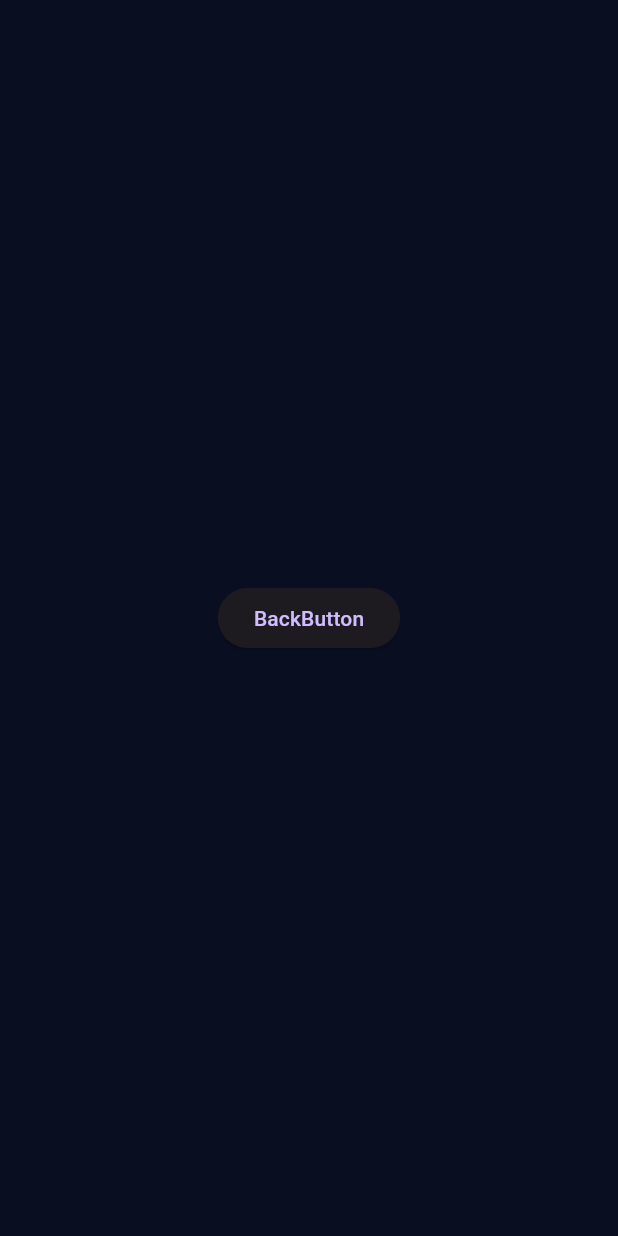
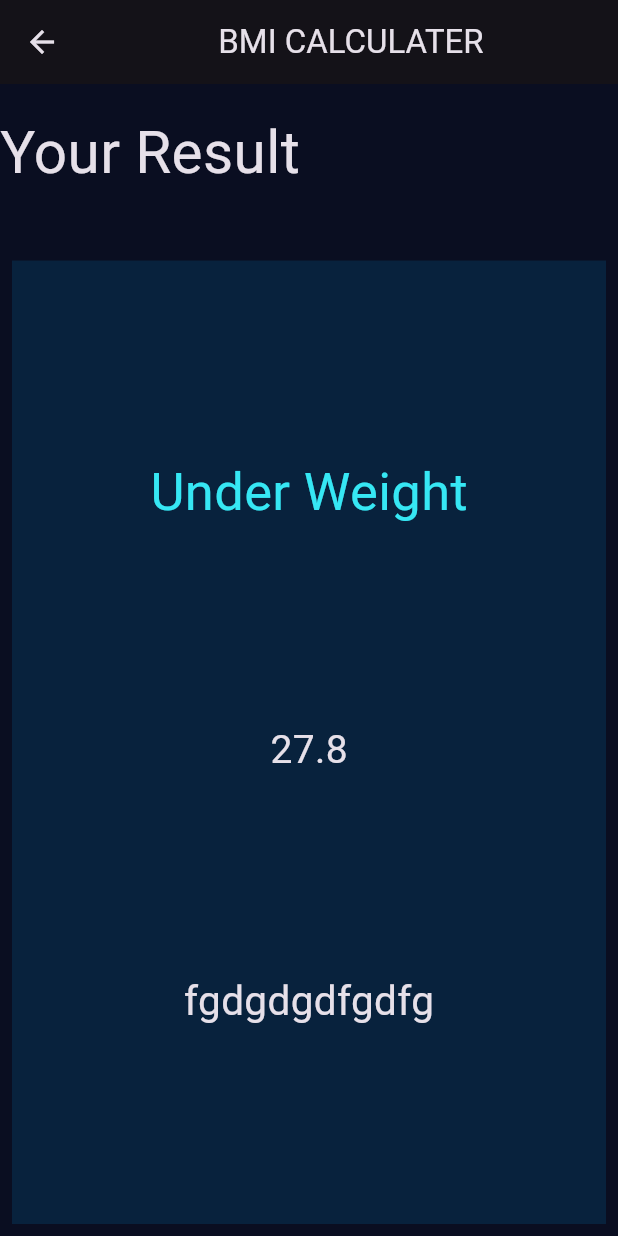
Before and after one commit to jodahe1/Flutter_Projects, a Flutter app: the ResultPage screen opened directly, on a phone screen of 412 x 824 dp. Run offline on Flutter 3.47's test engine with Material 3 defaults, Android fonts, the phone set to English and light mode, and no system bars; our stand-ins replace font_awesome_flutter.

Commit message:
Ui arrangement fot Result Page done

```diff
--- a/bmi/lib/ResultPage.dart
+++ b/bmi/lib/ResultPage.dart
@@ -1,5 +1,6 @@
 import 'package:flutter/cupertino.dart';
 import 'package:flutter/material.dart';
+import 'package:flutter/widgets.dart';
 
 class ResultPage extends StatelessWidget {
   const ResultPage({super.key});
@@ -7,13 +8,56 @@ class ResultPage extends StatelessWidget {
   @override
   Widget build(BuildContext context) {
     return Scaffold(
-      body: Center(
-          child: ElevatedButton(
-        onPressed: () {
-          Navigator.pop(context);
-        },
-        child: Text('BackButton'),
-      )),
-    );
+        appBar: AppBar(
+          title: const Center(child: Text("BMI CALCULATER")),
+        ),
+        body: Column(
+          children: [
+            const Expanded(
+              flex: 1,
+              child: Padding(
+                padding: EdgeInsets.symmetric(vertical: 18.0),
+                child: Align(
+                  alignment: Alignment.topLeft,
+                  child: Text(
+                    'Your Result',
+                    style: TextStyle(fontSize: 39),
+                  ),
+                ),
+              ),
+            ),
+            Expanded(
+              flex: 6,
+              child: Padding(
+                padding: const EdgeInsets.all(8.0),
+
+                child: Container(
+
+                  width: double.infinity,
+                  color: const Color.fromARGB(255, 8, 34, 61),
+                  child: const Column(
+                    mainAxisAlignment: MainAxisAlignment.spaceEvenly,
+                    children: [
+                      Text(
+                        'Under Weight',
+                        style: TextStyle(
+                            fontSize: 35,
+                            color: Color.fromARGB(255, 54, 231, 244)),
+                      ),
+                      Text(
+                        '27.8',
+                        style: TextStyle(fontSize: 26),
+                      ),
+                      Text(
+                        'fgdgdgdfgdfg',
+                        style: TextStyle(fontSize: 27),
+                      )
+                    ],
+                  ),
+                ),
+              ),
+            )
+          ],
+        ));
   }
 }
```
